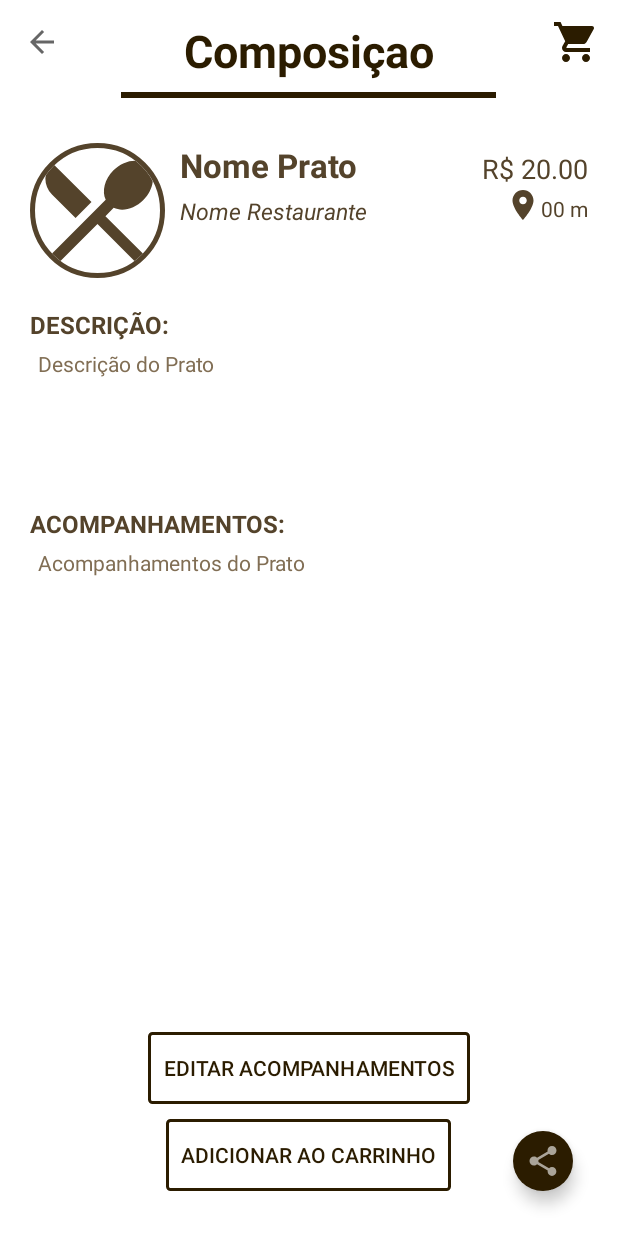
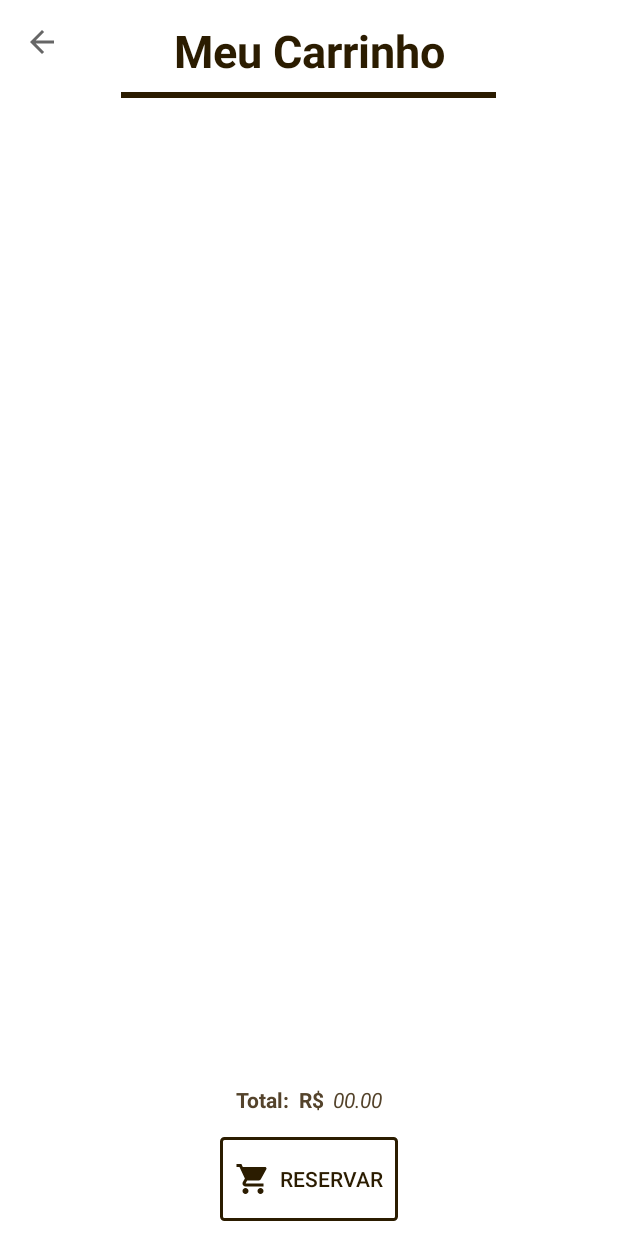
Before and after one commit to alefersaljr/iQueFome_Kotlin, an Android app: the ClientePratoComposicao screen opened directly, with no data from a screen before it, after a tap on "ADICIONAR AO CARRINHO", on a phone screen of 412 x 824 dp. Run offline under Robolectric (Android 15) with nearby library versions, the phone set to English and light mode, and no system bars; our stand-ins replace Firebase (no records; nobody signed in at launch, a user with empty details on screens opened directly), Picasso; libraries missing offline, so code that uses them is left out: com.xwray.groupie; 1 statement that could not run was skipped.

Commit message:
05/07/2019

```diff
--- a/app/src/main/AndroidManifest.xml
+++ b/app/src/main/AndroidManifest.xml
@@ -12,6 +12,8 @@
             android:theme="@style/Theme.AppCompat.Light.NoActionBar"
             android:windowSoftInputMode="stateHidden"
             tools:ignore="AllowBackup,GoogleAppIndexingWarning">
+        <activity android:name=".view.ClienteCarrinho">
+        </activity>
         <activity android:name=".view.ClientePratoComposicao">
         </activity>
         <activity
--- /dev/null
+++ b/app/src/main/java/br/com/alexandre_salgueirinho/iquefome_kotlin/view/ClienteCarrinho.kt
@@ -0,0 +1,98 @@
+package br.com.alexandre_salgueirinho.iquefome_kotlin.view
+
+import android.content.Intent
+import androidx.appcompat.app.AppCompatActivity
+import android.os.Bundle
+import android.util.Log
+import android.view.LayoutInflater
+import android.view.View
+import android.widget.Toast
+import androidx.appcompat.app.AlertDialog
+import br.com.alexandre_salgueirinho.iquefome_kotlin.R
+import kotlinx.android.synthetic.main.activity_cliente_carrinho.*
+import kotlinx.android.synthetic.main.popup_reserva.view.*
+
+class ClienteCarrinho : AppCompatActivity() {
+
+    private lateinit var mToolbar: androidx.appcompat.widget.Toolbar
+
+    override fun onCreate(savedInstanceState: Bundle?) {
+        super.onCreate(savedInstanceState)
+        setContentView(R.layout.activity_cliente_carrinho)
+
+        mToolbar = findViewById(R.id.carrinho_Toolbar)
+        setSupportActionBar(mToolbar)
+        supportActionBar?.setDisplayHomeAsUpEnabled(true)
+
+        doReserva()
+    }
+
+    private fun doReserva() {
+        carrinho_Button_Reserva.setOnClickListener {
+            val mDialog = LayoutInflater.from(this).inflate(R.layout.popup_reserva, null)
+            val mBuilder = AlertDialog.Builder(this).setView(mDialog)
+            val mAlertDialog = mBuilder.show()
+
+
+            mDialog.reserva_popup_Button_Enviar.setOnClickListener {
+
+                val celularRestaurante = "988619505"
+
+                mDialog.reserva_popup_ProgressBar.visibility = View.VISIBLE
+
+
+                if (!celularRestaurante.isNullOrEmpty()) {
+
+                    enviaReserva(celularRestaurante)
+                    Log.d("Popup", "Celular não vazio")
+                    Thread.sleep(5000)
+//                    mAuth.sendPasswordResetEmail(email)
+//                        .addOnSuccessListener {
+//                            Log.d("Popup", "sucesso")
+//                            Toast.makeText(
+//                                this,
+//                                "Um userEmail de recuperação de senha foi enviado para você",
+//                                Toast.LENGTH_SHORT
+//                            ).show()
+//
+                            mDialog.reserva_popup_ProgressBar.visibility = View.GONE
+                            mAlertDialog.dismiss()
+//
+//                        }.addOnFailureListener {
+//                            mDialog.reserva_popup_ProgressBar.visibility = View.GONE
+//                            Log.d("Popup", "falha")
+//                            Toast.makeText(this, "${it.message}", Toast.LENGTH_SHORT).show()
+//                        }
+                } else {
+                    mDialog.reserva_popup_ProgressBar.visibility = View.GONE
+                    Log.d("Popup", "Erro")
+                    Toast.makeText(
+                        this,
+                        "Erro no envio da reserva",
+                        Toast.LENGTH_SHORT
+                    ).show()
+                }
+            }
+
+            mDialog.reserva_popup_Button_Close.setOnClickListener {
+                mAlertDialog.dismiss()
+            }
+        }
+    }
+
+    private fun enviaReserva(celularRestaurante: String) {
+        val intent = Intent ()
+        val message = "Olá, experimentei o prato '$celularRestaurante' e gostei bastante. Recomendo"
+
+        intent.action = Intent.ACTION_SEND
+        intent.putExtra(Intent.EXTRA_TEXT, message)
+        intent.type = "text/plain"
+
+        startActivity(Intent.createChooser(intent, "Compartilhar com: "))
+    }
+
+    override fun onSupportNavigateUp(): Boolean {
+        onBackPressed()
+        return true
+    }
+}
--- a/app/src/main/java/br/com/alexandre_salgueirinho/iquefome_kotlin/view/ClientePratoComposicao.kt
+++ b/app/src/main/java/br/com/alexandre_salgueirinho/iquefome_kotlin/view/ClientePratoComposicao.kt
@@ -52,7 +52,10 @@ class ClientePratoComposicao : AppCompatActivity() {
         }
 
         composition_Button_Adicionar.setOnClickListener {
-            Toast.makeText(this, "Carrinho em desenvolvimento, aguarde", Toast.LENGTH_SHORT).show()
+//            Toast.makeText(this, "Carrinho em desenvolvimento, aguarde", Toast.LENGTH_SHORT).show()
+            startActivity(
+                Intent(this, ClienteCarrinho::class.java)
+            )
         }
     }
 
--- a/app/src/main/res/drawable/icon_account.xml
+++ b/app/src/main/res/drawable/icon_account.xml
@@ -4,6 +4,6 @@
         android:viewportWidth="24.0"
         android:viewportHeight="24.0">
     <path
-        android:fillColor="@color/text_color_dark"
+        android:fillColor="#2b1c00"
         android:pathData="M12,2C6.48,2 2,6.48 2,12s4.48,10 10,10 10,-4.48 10,-10S17.52,2 12,2zM12,5c1.66,0 3,1.34 3,3s-1.34,3 -3,3 -3,-1.34 -3,-3 1.34,-3 3,-3zM12,19.2c-2.5,0 -4.71,-1.28 -6,-3.22 0.03,-1.99 4,-3.08 6,-3.08 1.99,0 5.97,1.09 6,3.08 -1.29,1.94 -3.5,3.22 -6,3.22z"/>
 </vector>
--- a/app/src/main/res/drawable/icon_exit.xml
+++ b/app/src/main/res/drawable/icon_exit.xml
@@ -4,6 +4,6 @@
         android:viewportWidth="24.0"
         android:viewportHeight="24.0">
     <path
-        android:fillColor="@color/text_color_dark"
+        android:fillColor="#2b1c00"
         android:pathData="M10.09,15.59L11.5,17l5,-5 -5,-5 -1.41,1.41L12.67,11H3v2h9.67l-2.58,2.59zM19,3H5c-1.11,0 -2,0.9 -2,2v4h2V5h14v14H5v-4H3v4c0,1.1 0.89,2 2,2h14c1.1,0 2,-0.9 2,-2V5c0,-1.1 -0.9,-2 -2,-2z"/>
 </vector>
--- a/app/src/main/res/drawable/icon_shopping.xml
+++ b/app/src/main/res/drawable/icon_shopping.xml
@@ -1,9 +1,9 @@
 <vector xmlns:android="http://schemas.android.com/apk/res/android"
-        android:width="35dp"
-        android:height="35dp"
+        android:width="24dp"
+        android:height="24dp"
         android:viewportWidth="24.0"
         android:viewportHeight="24.0">
     <path
-        android:fillColor="@color/text_color_dark"
+        android:fillColor="#2b1c00"
         android:pathData="M7,18c-1.1,0 -1.99,0.9 -1.99,2S5.9,22 7,22s2,-0.9 2,-2 -0.9,-2 -2,-2zM1,2v2h2l3.6,7.59 -1.35,2.45c-0.16,0.28 -0.25,0.61 -0.25,0.96 0,1.1 0.9,2 2,2h12v-2L7.42,15c-0.14,0 -0.25,-0.11 -0.25,-0.25l0.03,-0.12 0.9,-1.63h7.45c0.75,0 1.41,-0.41 1.75,-1.03l3.58,-6.49c0.08,-0.14 0.12,-0.31 0.12,-0.48 0,-0.55 -0.45,-1 -1,-1L5.21,4l-0.94,-2L1,2zM17,18c-1.1,0 -1.99,0.9 -1.99,2s0.89,2 1.99,2 2,-0.9 2,-2 -0.9,-2 -2,-2z"/>
 </vector>
--- /dev/null
+++ b/app/src/main/res/layout/activity_cliente_carrinho.xml
@@ -0,0 +1,115 @@
+<?xml version="1.0" encoding="utf-8"?>
+<RelativeLayout
+        xmlns:android="http://schemas.android.com/apk/res/android"
+        xmlns:tools="http://schemas.android.com/tools"
+        android:layout_width="match_parent"
+        android:layout_height="match_parent"
+        tools:context=".view.ClienteProfile"
+        android:background="@android:color/white">
+
+    <TextView
+            android:id="@+id/carrinho_TextView_Cadastro"
+            android:layout_width="match_parent"
+            android:layout_height="56sp"
+            android:paddingTop="13sp"
+            android:text="Meu Carrinho"
+            android:textAlignment="center"
+            android:textSize="30sp"
+            android:textStyle="bold"
+            android:textColor="@color/text_color_dark"/>
+
+    <View
+            android:layout_width="250sp"
+            android:layout_height="4sp"
+            android:layout_marginTop="5sp"
+            android:layout_centerHorizontal="true"
+            android:background="@color/text_color_dark"
+            android:layout_below="@+id/carrinho_Toolbar"/>
+
+    <include
+            android:id="@+id/carrinho_Toolbar"
+            layout="@layout/layout_toolbar"/>
+
+        <androidx.recyclerview.widget.RecyclerView
+                android:id="@+id/carrinho_Recycler"
+                android:layout_width="match_parent"
+                android:layout_height="match_parent"
+                android:layout_below="@+id/carrinho_Toolbar"
+                android:layout_above="@+id/botaoReserva_layout"
+                android:layout_centerHorizontal="true"
+                android:layout_marginTop="20dp"
+                android:layout_marginBottom="15dp"
+                android:orientation="vertical">
+
+
+        </androidx.recyclerview.widget.RecyclerView>
+
+
+        <LinearLayout
+                android:id="@+id/botaoReserva_layout"
+                android:layout_width="match_parent"
+                android:layout_height="wrap_content"
+                android:layout_alignParentBottom="true"
+                android:layout_centerHorizontal="true"
+                android:layout_marginBottom="10dp"
+                android:orientation="vertical">
+
+            <LinearLayout
+                    android:layout_width="match_parent"
+                    android:layout_height="wrap_content"
+                    android:gravity="center"
+                    android:layout_marginBottom="15dp"
+                    android:orientation="horizontal">
+
+                <TextView
+                        android:layout_width="wrap_content"
+                        android:layout_height="wrap_content"
+                        android:gravity="end"
+                        android:textStyle="bold"
+                        android:textColor="@color/text_color"
+                        android:text="Total:  R$ "/>
+
+                <TextView
+                        android:layout_width="wrap_content"
+                        android:layout_height="wrap_content"
+                        android:gravity="start"
+                        android:textStyle="italic"
+                        android:textColor="@color/text_color"
+                        android:text=" 00.00"/>
+
+            </LinearLayout>
+
+            <Button
+                    android:id="@+id/carrinho_Button_Reserva"
+                    android:layout_width="wrap_content"
+                    android:layout_height="56dp"
+                    android:layout_gravity="center"
+                    android:layout_marginLeft="15dp"
+                    android:layout_marginRight="15dp"
+                    android:background="@drawable/round_button"
+                    android:text="RESERVAR"
+                    android:textAllCaps="false"
+                    android:textColor="@color/text_color_dark"
+                    android:drawableStart="@drawable/icon_shopping"
+                    android:drawablePadding="5sp"
+                    android:padding="10dp"/>
+
+        </LinearLayout>
+
+    <RelativeLayout
+            android:id="@+id/carrinho_ProgressBar"
+            android:layout_width="match_parent"
+            android:layout_height="match_parent"
+            android:background="#77BDBDBD"
+            android:visibility="gone">
+
+
+        <ProgressBar
+                android:layout_width="70sp"
+                android:layout_height="70sp"
+                android:layout_centerHorizontal="true"
+                android:layout_centerVertical="true"/>
+
+    </RelativeLayout>
+
+</RelativeLayout>
--- a/app/src/main/res/layout/activity_cliente_profile.xml
+++ b/app/src/main/res/layout/activity_cliente_profile.xml
@@ -211,13 +211,14 @@
 
             <Button
                     android:id="@+id/profile_Button_Historico"
-                    android:layout_width="match_parent"
+                    android:layout_width="wrap_content"
                     android:layout_height="56dp"
                     android:layout_gravity="center"
                     android:layout_marginLeft="15dp"
                     android:layout_marginRight="15dp"
+                    android:padding="10dp"
                     android:background="@drawable/round_button"
-                    android:text="Histórico Pedidos"
+                    android:text="HISTÓRICO DE RESERVAS"
                     android:textAllCaps="false"
                     android:textColor="@color/text_color_dark"/>
 
```
Also changed, not shown: app/src/main/java/br/com/alexandre_salgueirinho/iquefome_kotlin/view/ClienteCadastro.kt (+6 -7 lines), app/src/main/res/layout/popup_reserva.xml (added, +100 -0 lines).
